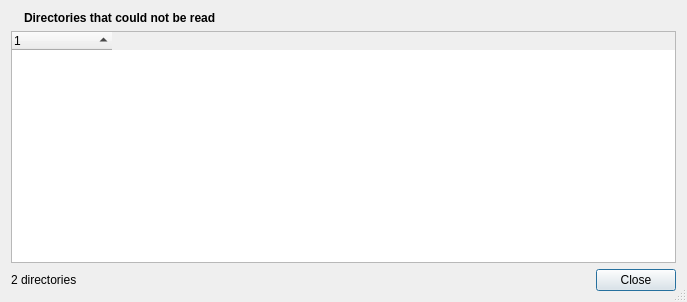
Above: src/unreadable-dirs-window.ui from Lithopsian/qt6dirstat before the change. Below: the same form after it.
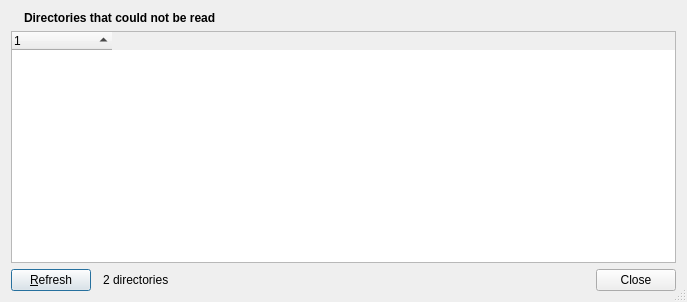
That is the form after the change. Icons and pictures are not drawn.

Commit message: Refresh button in unreadable-dirs-window.ui

```diff
--- a/src/unreadable-dirs-window.ui
+++ b/src/unreadable-dirs-window.ui
@@ -63,7 +63,17 @@
     </widget>
    </item>
    <item>
-    <layout class="QHBoxLayout" name="buttonHBox" stretch="1,0">
+    <layout class="QHBoxLayout" name="buttonHBox" stretch="0,1,0">
+     <property name="spacing">
+      <number>12</number>
+     </property>
+     <item>
+      <widget class="QPushButton" name="refreshButton">
+       <property name="text">
+        <string>&amp;Refresh</string>
+       </property>
+      </widget>
+     </item>
      <item>
       <widget class="QLabel" name="totalLabel">
        <property name="text">
```
